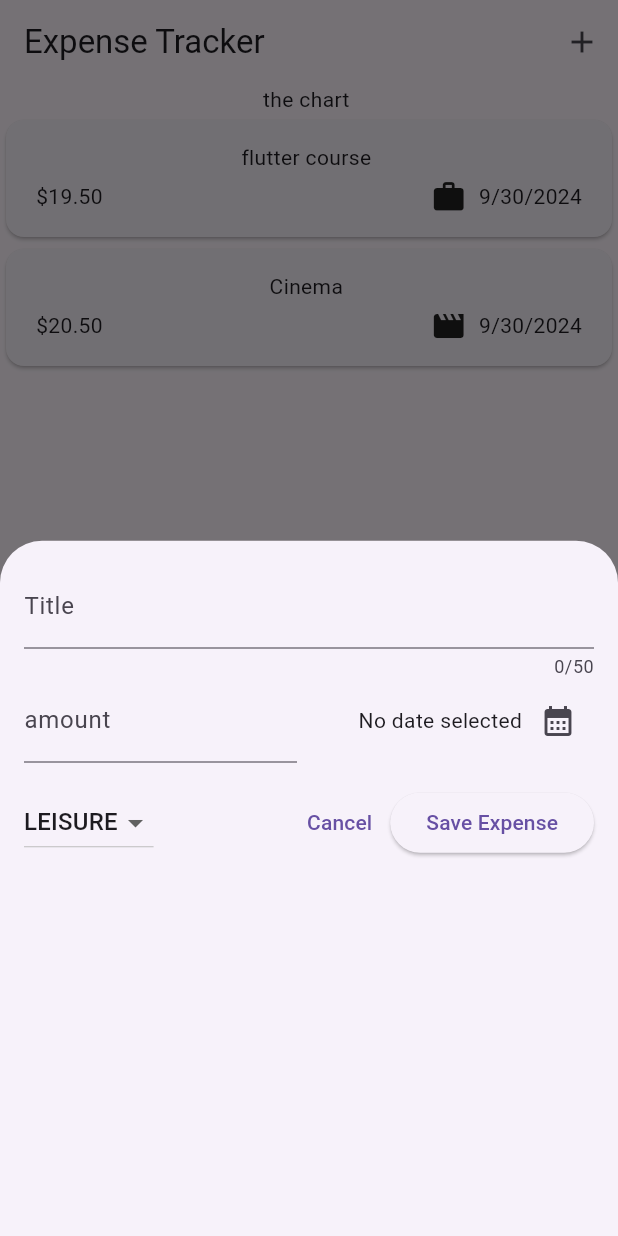
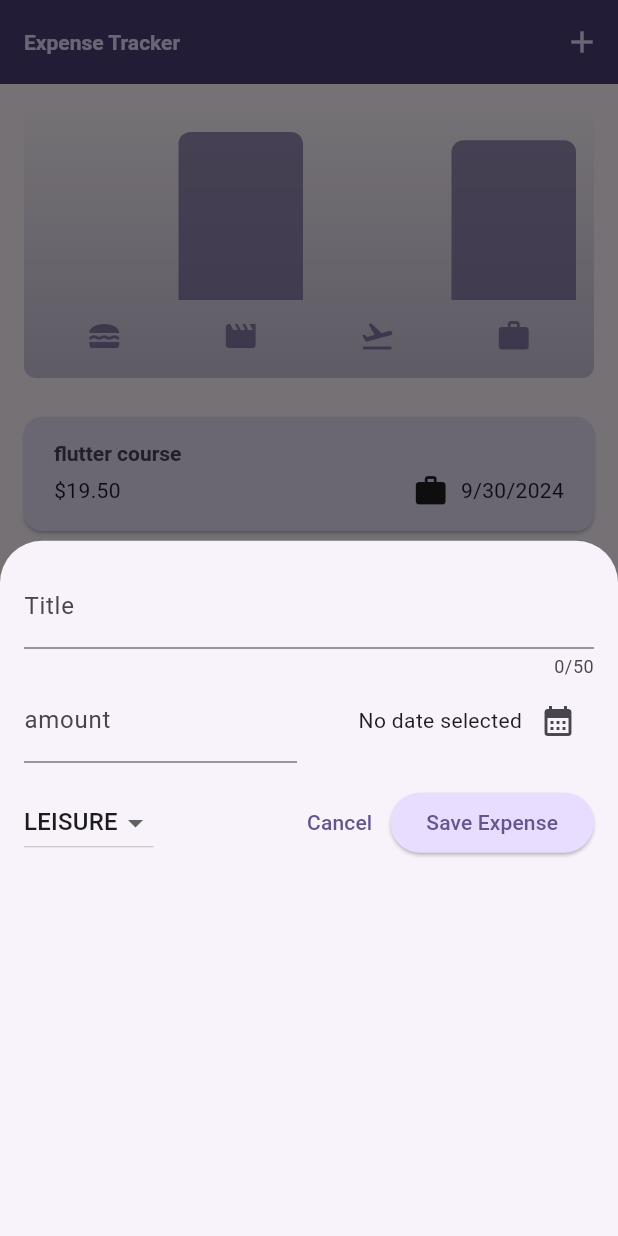
Before and after one commit to MohammedBushraRepo/Expenses-Tracker, a Flutter app: the screen it shows after launch, after a tap on the "add" icon, on a phone screen of 412 x 824 dp. Run offline on Flutter 3.47's test engine with Material 3 defaults, Android fonts, the phone set to English and light mode, and no system bars.

```diff
--- a/lib/main.dart
+++ b/lib/main.dart
@@ -2,10 +2,65 @@ import 'package:flutter/material.dart';
 
 import 'package:expense_tracker/widgets/expenses.dart';
 
+//Main Color Scheme
+var KColorScheme = ColorScheme.fromSeed(
+  seedColor: const Color.fromARGB(255, 96, 59, 181),
+);
+// Dark Mode Color
+var KDarkColorScheme = ColorScheme.fromSeed(
+  brightness: Brightness.dark,
+  seedColor: const Color.fromARGB(255, 6, 99, 125),
+);
+
 void main() {
   runApp(
-    const MaterialApp(
-      home: Expenses(),
+    MaterialApp( //Dark Mode Configuration
+      darkTheme: ThemeData.dark().copyWith(
+
+        colorScheme: KDarkColorScheme,
+        cardTheme:  const CardTheme().copyWith(
+          color: KDarkColorScheme.secondaryContainer,
+          margin: const EdgeInsets.symmetric(
+            horizontal: 16,
+            vertical: 10,
+          ),
+        ),
+         elevatedButtonTheme: ElevatedButtonThemeData(
+          style: ElevatedButton.styleFrom(
+            backgroundColor: KDarkColorScheme.primaryContainer,
+            foregroundColor:  KDarkColorScheme.onPrimaryContainer,
+          ),
+         ),
+      ),
+      //Main Mode Configuration
+      theme: ThemeData().copyWith(
+        // scaffoldBackgroundColor: Color.fromARGB(255, 149, 124, 218),
+        colorScheme: KColorScheme, //recommanded ,
+        appBarTheme: const AppBarTheme().copyWith(
+          backgroundColor: KColorScheme.onPrimaryContainer,
+          foregroundColor: KColorScheme.primaryContainer,
+        ),
+        cardTheme: const CardTheme().copyWith(
+          color: KColorScheme.secondaryContainer,
+          margin: const EdgeInsets.symmetric(
+            horizontal: 16,
+            vertical: 10,
+          ),
+        ),
+        elevatedButtonTheme: ElevatedButtonThemeData(
+          style: ElevatedButton.styleFrom(
+            backgroundColor: KColorScheme.primaryContainer,
+          ),
+        ),
+        textTheme: ThemeData().textTheme.copyWith(
+              titleLarge: TextStyle(
+                  fontWeight: FontWeight.bold,
+                  color: KColorScheme.onSecondaryContainer,
+                  fontSize: 14),
+            ),
+      ),
+      themeMode: ThemeMode.system,
+      home: const Expenses(),
     ),
   );
 }
--- a/lib/models/expense.dart
+++ b/lib/models/expense.dart
@@ -1,4 +1,3 @@
-
 import 'package:flutter/material.dart';
 
 import 'package:uuid/uuid.dart';
@@ -6,25 +5,24 @@ import 'package:intl/intl.dart';
 
 final formatter = DateFormat.yMd(); //Formatter Object
 
-const uuid  = Uuid(); //this packsge is used to generate unique Id
+const uuid = Uuid(); //this packsge is used to generate unique Id
 
-enum Category {food , travel , leisure , work }
+enum Category { food, travel, leisure, work }
 
 const categoryIcons = {
-           Category.food : Icons.lunch_dining ,
-           Category.travel : Icons.flight_takeoff ,
-           Category.leisure  : Icons.movie ,
-          Category.work : Icons.work ,
+  Category.food: Icons.lunch_dining,
+  Category.travel: Icons.flight_takeoff,
+  Category.leisure: Icons.movie,
+  Category.work: Icons.work,
 };
 
-
 class Expense {
-  Expense ({
-     required this.title ,
-     required this.amount,
-     required this.date ,
-     required this.category
-  }) : id =uuid.v4();
+  Expense(
+      {required this.title,
+      required this.amount,
+      required this.date,
+      required this.category})
+      : id = uuid.v4();
 
   final String id;
   final String title;
@@ -32,10 +30,37 @@ class Expense {
   final DateTime date;
   final Category category;
 
+  //getters added : flutter pub add intl => for formatting Dates
+  String get formattedDate {
+    return formatter.format(date);
+  }
+}
 
-  //getters added : flutter pub add intl => for formatting Dates
-   String get formattedDate{
-    return formatter.format(date);
-   }
+//class to chart for every Category
+class ExpenseBucket {
+  const ExpenseBucket({
+    required this.category ,
+    required this.expenses,
+  });
+
+// Adding Extra Constructer Function ,, used to flter the incoming expenses for Each Category
+  ExpenseBucket.forCategory(List<Expense> allExpenses , this.category)
+  : expenses = allExpenses
+  .where((expense) => expense.category == category)
+  .toList();
+
+  final Category category;
+  final List<Expense> expenses;
+
+  //helper getter function
+  double get totalExpenses {
+    double sum = 0 ;
+
+      for (final expense in expenses){
+      sum += expense.amount;
+  }
+
+  return sum;
+}
 
 }
--- /dev/null
+++ b/lib/widgets/chart/chart.dart
@@ -0,0 +1,95 @@
+import 'package:flutter/material.dart';
+
+import 'package:expense_tracker/widgets/chart/chart_bar.dart';
+import 'package:expense_tracker/models/expense.dart';
+
+class Chart extends StatelessWidget {
+  const Chart({super.key, required this.expenses});
+
+  final List<Expense> expenses;
+
+  List<ExpenseBucket> get buckets {
+    return [
+      ExpenseBucket.forCategory(expenses, Category.food),
+      ExpenseBucket.forCategory(expenses, Category.leisure),
+      ExpenseBucket.forCategory(expenses, Category.travel),
+      ExpenseBucket.forCategory(expenses, Category.work),
+    ];
+  }
+
+  double get maxTotalExpense {
+    double maxTotalExpense = 0;
+
+    for (final bucket in buckets) {
+      if (bucket.totalExpenses > maxTotalExpense) {
+        maxTotalExpense = bucket.totalExpenses;
+      }
+    }
+
+    return maxTotalExpense;
+  }
+
+  @override
+  Widget build(BuildContext context) {
+    final isDarkMode =
+        MediaQuery.of(context).platformBrightness == Brightness.dark;
+    return Container(
+      margin: const EdgeInsets.all(16),
+      padding: const EdgeInsets.symmetric(
+        vertical: 16,
+        horizontal: 8,
+      ),
+      width: double.infinity,
+      height: 180,
+      decoration: BoxDecoration(
+        borderRadius: BorderRadius.circular(8),
+        gradient: LinearGradient(
+          colors: [
+            Theme.of(context).colorScheme.primary.withOpacity(0.3),
+            Theme.of(context).colorScheme.primary.withOpacity(0.0)
+          ],
+          begin: Alignment.bottomCenter,
+          end: Alignment.topCenter,
+        ),
+      ),
+      child: Column(
+        children: [
+          Expanded(
+            child: Row(
+              crossAxisAlignment: CrossAxisAlignment.end,
+              children: [
+                for (final bucket in buckets) // alternative to map()
+                  ChartBar(
+                    fill: bucket.totalExpenses == 0
+                        ? 0
+                        : bucket.totalExpenses / maxTotalExpense,
+                  )
+              ],
+            ),
+          ),
+          const SizedBox(height: 12),
+          Row(
+            children: buckets
+                .map(
+                  (bucket) => Expanded(
+                    child: Padding(
+                      padding: const EdgeInsets.symmetric(horizontal: 4),
+                      child: Icon(
+                        categoryIcons[bucket.category],
+                        color: isDarkMode
+                            ? Theme.of(context).colorScheme.secondary
+                            : Theme.of(context)
+                                .colorScheme
+                                .primary
+                                .withOpacity(0.7),
+                      ),
+                    ),
+                  ),
+                )
+                .toList(),
+          )
+        ],
+      ),
+    );
+  }
+}
--- /dev/null
+++ b/lib/widgets/chart/chart_bar.dart
@@ -0,0 +1,34 @@
+import 'package:flutter/material.dart';
+
+class ChartBar extends StatelessWidget {
+  const ChartBar({
+    super.key,
+    required this.fill,
+  });
+
+  final double fill;
+
+  @override
+  Widget build(BuildContext context) {
+    final isDarkMode =
+        MediaQuery.of(context).platformBrightness == Brightness.dark;
+    return Expanded(
+      child: Padding(
+        padding: const EdgeInsets.symmetric(horizontal: 4),
+        child: FractionallySizedBox(
+          heightFactor: fill,
+          child: DecoratedBox(
+            decoration: BoxDecoration(
+              shape: BoxShape.rectangle,
+              borderRadius:
+                  const BorderRadius.vertical(top: Radius.circular(8)),
+              color: isDarkMode
+                  ? Theme.of(context).colorScheme.secondary
+                  : Theme.of(context).colorScheme.primary.withOpacity(0.65),
+            ),
+          ),
+        ),
+      ),
+    );
+  }
+}
--- a/lib/widgets/expenses.dart
+++ b/lib/widgets/expenses.dart
@@ -2,6 +2,7 @@ import 'package:expense_tracker/models/expense.dart';
 import 'package:expense_tracker/widgets/new_expense.dart';
 import 'package:flutter/material.dart';
 import 'package:expense_tracker/widgets/expenses_list/expenses_list.dart';
+import 'package:expense_tracker/widgets/chart/chart.dart';
 
 class Expenses extends StatefulWidget {
   const Expenses({super.key});
@@ -27,15 +28,64 @@ class _ExpensesState extends State<Expenses> {
       category: Category.leisure,
     ),
   ];
+  //to display the existing expenses
   void _openAddExpenseOverlay() {
     showModalBottomSheet(
       context: context,
-      builder: (ctx) => NewExpense(),
+      builder: (ctx) => NewExpense(
+        onAddExpense: _addExpense,
+      ),
+    );
+  }
+
+  //to Add New Expense we need to create method to receive the Data and show into expense
+  void _addExpense(Expense expense) {
+    setState(() {
+      //resceive expense object and add it to the list
+      _registeredExpenses.add(expense);
+    });
+  }
+
+  //to Remove Expense
+  void _removeExpense(Expense expense) {
+    final expenseIndex =
+        _registeredExpenses.indexOf(expense); //get the index of removed expense
+    setState(() {
+      _registeredExpenses.remove(expense);
+    });
+    //to empty the snack when removong multible items
+    ScaffoldMessenger.of(context).clearSnackBars();
+    //to display message when removing a List
+    ScaffoldMessenger.of(context).showSnackBar(
+      SnackBar(
+        duration: const Duration(seconds: 3),
+        content: const Text("Expense deleted "),
+        action: SnackBarAction(
+            label: "Undo",
+            onPressed: () {
+              setState(() {
+                _registeredExpenses.insert(expenseIndex,
+                    expense); //needs the index and the deleted obhect to be return back
+              });
+            }),
+      ),
     );
   }
 
   @override
   Widget build(BuildContext context) {
+    //if their is NO content
+    Widget mainContent = const Center(
+      child: Text("No expenses found . Start adding some !"),
+    );
+
+    if (_registeredExpenses.isNotEmpty) {
+      mainContent = ExpensesList(
+        expenses: _registeredExpenses,
+        onRemoveExpense: _removeExpense,
+      );
+    }
+
     return Scaffold(
       appBar: AppBar(
         title: const Text('Expense Tracker'),
@@ -48,11 +98,9 @@ class _ExpensesState extends State<Expenses> {
       ),
       body: Column(
         children: [
-          const Text('the chart '),
+           Chart(expenses: _registeredExpenses),
           Expanded(
-            child: ExpensesList(
-              expenses: _registeredExpenses,
-            ),
+            child: mainContent,
           )
         ],
       ),
--- a/lib/widgets/expenses_list/expense_item.dart
+++ b/lib/widgets/expenses_list/expense_item.dart
@@ -11,21 +11,30 @@ class ExpenseItem extends StatelessWidget {
     return Card(
       child: Padding(
         padding: const EdgeInsets.symmetric(
-          horizontal: 20 ,
-          vertical: 15 ,
+          horizontal: 20,
+          vertical: 15,
         ),
         child: Column(
+          crossAxisAlignment: CrossAxisAlignment.start,
           children: [
-            Text(expense.title) ,
-            const SizedBox(height: 4,),
+            Text(
+              expense.title,
+              style: Theme.of(context).textTheme.titleLarge,
+            ),
+            const SizedBox(
+              height: 4,
+            ),
             Row(
               children: [
-                Text('\$${expense.amount.toStringAsFixed(2)}'), //12.454455 => 12.45
+                Text(
+                    '\$${expense.amount.toStringAsFixed(2)}'), //12.454455 => 12.45
                 const Spacer(),
                 Row(
                   children: [
-                     Icon(categoryIcons[expense.category]),
-                    const SizedBox(width: 8,),
+                    Icon(categoryIcons[expense.category]),
+                    const SizedBox(
+                      width: 8,
+                    ),
                     Text(expense.formattedDate),
                   ],
                 ),
--- a/lib/widgets/expenses_list/expenses_list.dart
+++ b/lib/widgets/expenses_list/expenses_list.dart
@@ -6,15 +6,33 @@ class ExpensesList extends StatelessWidget {
   const ExpensesList({
     super.key,
     required this.expenses,
+    required this.onRemoveExpense,
   });
 
   final List<Expense> expenses;
+  final void Function(Expense expense) onRemoveExpense;
 
   @override
   Widget build(BuildContext context) {
     return ListView.builder(
+      //use List View when deal with un know length Array
       itemCount: expenses.length,
-      itemBuilder: (ctx, index) => ExpenseItem(expenses[index]),
+      itemBuilder: (ctx, index) => Dismissible(
+        //use this widget to make child widget removable
+        key: ValueKey(expenses[
+            index]), //ValueKey Create A Key Object , Key is need to make sure the correct Data Will Be Deleted
+        child: ExpenseItem(
+          expenses[index],
+        ),
+        background: Container(
+          color: Theme.of(context).colorScheme.error.withOpacity(0.75),
+          margin: EdgeInsets.symmetric(
+              horizontal: Theme.of(context).cardTheme.margin!.horizontal),
+        ),
+        onDismissed: (direction) {
+          onRemoveExpense(expenses[index]);
+        },
+      ),
     );
   }
 }
--- a/lib/widgets/new_expense.dart
+++ b/lib/widgets/new_expense.dart
@@ -2,7 +2,11 @@ import 'package:flutter/material.dart';
 import 'package:expense_tracker/models/expense.dart';
 
 class NewExpense extends StatefulWidget {
-  const NewExpense({super.key});
+  const NewExpense({super.key, required this.onAddExpense});
+
+  //Add new expense recieve method from parent
+  final void Function(Expense expense) onAddExpense;
+
   @override
   State<NewExpense> createState() {
     return _NewExpenseState();
@@ -15,7 +19,8 @@ class _NewExpenseState extends State<NewExpense> {
   // void _saveTitleInput(String inputValue) {
   //   _enteredTitle = inputValue;
   // }
-  final _titleController = TextEditingController(); //initiate controller to the text field
+  final _titleController =
+      TextEditingController(); //initiate controller to the text field
   final _amountController = TextEditingController();
   DateTime? _selectedDate;
   Category _selectedCategory = Category.leisure;
@@ -40,7 +45,42 @@ class _NewExpenseState extends State<NewExpense> {
 
   //handle submitting Data
   void _submittingData() {
+    //validate the amount
+    final enteredAmount = double.tryParse(_amountController
+        .text); //tryParse('hello') = null ,, tryParse('12.5') = 12.5
+    final amountIsValid = enteredAmount == null || enteredAmount <= 0;
 
+    if (_titleController.text.trim().isEmpty ||
+        amountIsValid ||
+        _selectedDate == null) {
+      //show error message
+      showDialog(
+        context: context,
+        builder: (ctx) => AlertDialog(
+          title: const Text("Invalid Input"),
+          content: const Text("Please enter valid title amount and date "),
+          actions: [
+            TextButton(
+              onPressed: () {
+                Navigator.pop(ctx); //to exits the alert dialog
+              },
+              child: const Text("Okay "),
+            ),
+          ],
+        ),
+      );
+      return;
+    }
+
+    //add the data the Navgation Method
+    widget.onAddExpense(
+      Expense(
+        title: _titleController.text,
+        amount: enteredAmount,
+        date: _selectedDate!, // ! is to tell dart that will not be null
+        category: _selectedCategory,
+      ),
+    );
   }
 
   @override
@@ -102,10 +142,12 @@ class _NewExpenseState extends State<NewExpense> {
               ),
             ],
           ),
-          const SizedBox(height: 16,),
+          const SizedBox(
+            height: 16,
+          ),
           Row(
             children: [
-                //dropdown button
+              //dropdown button
               DropdownButton(
                   value: _selectedCategory,
                   items: Category.values
@@ -119,7 +161,7 @@ class _NewExpenseState extends State<NewExpense> {
                       )
                       .toList(),
                   onChanged: (value) {
-                    if(value == null){
+                    if (value == null) {
                       return; //if user select No thing return
                     }
                     setState(() {
@@ -127,8 +169,8 @@ class _NewExpenseState extends State<NewExpense> {
                     });
                   }),
 
-                  const Spacer(),
-                    //*** cancelation Button
+              const Spacer(),
+              //*** cancelation Button
               TextButton(
                 onPressed: () {
                   Navigator.pop(context);
@@ -136,12 +178,9 @@ class _NewExpenseState extends State<NewExpense> {
                 child: const Text('Cancel'),
               ),
 
-                    // ** Save Expense Button
+              // ** Save Expense Button
               ElevatedButton(
-                onPressed: () {
-                  print(_titleController.text);
-                  print(_amountController.text);
-                },
+                onPressed: _submittingData,
                 child: const Text('Save Expense'),
               )
             ],
```
